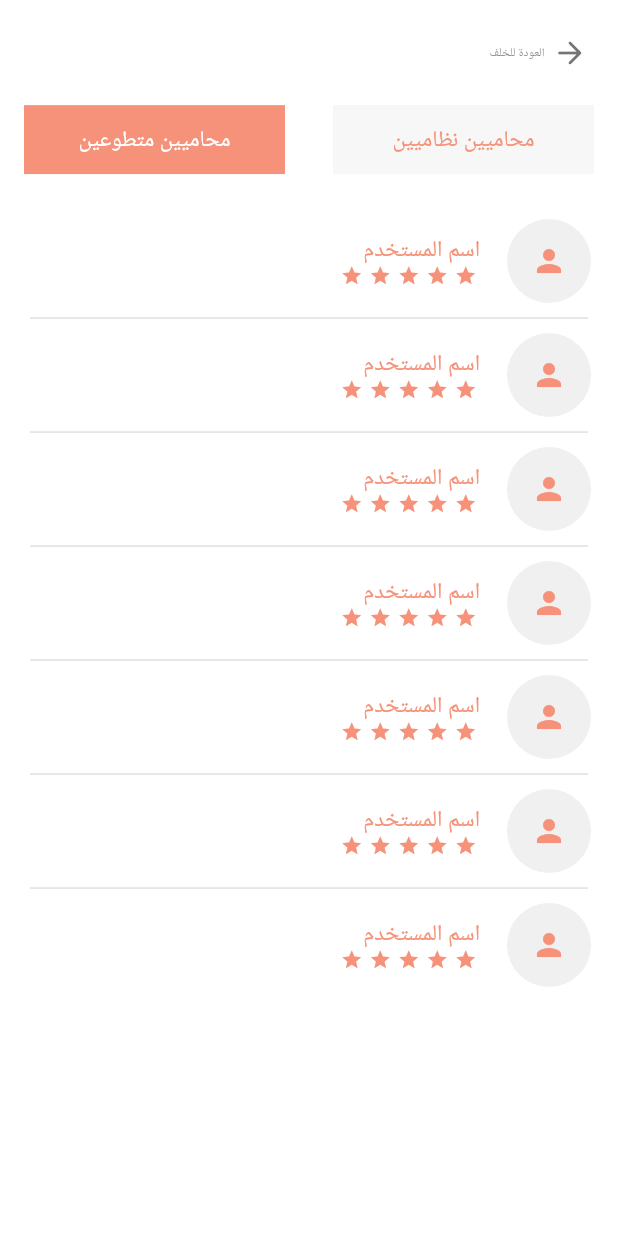
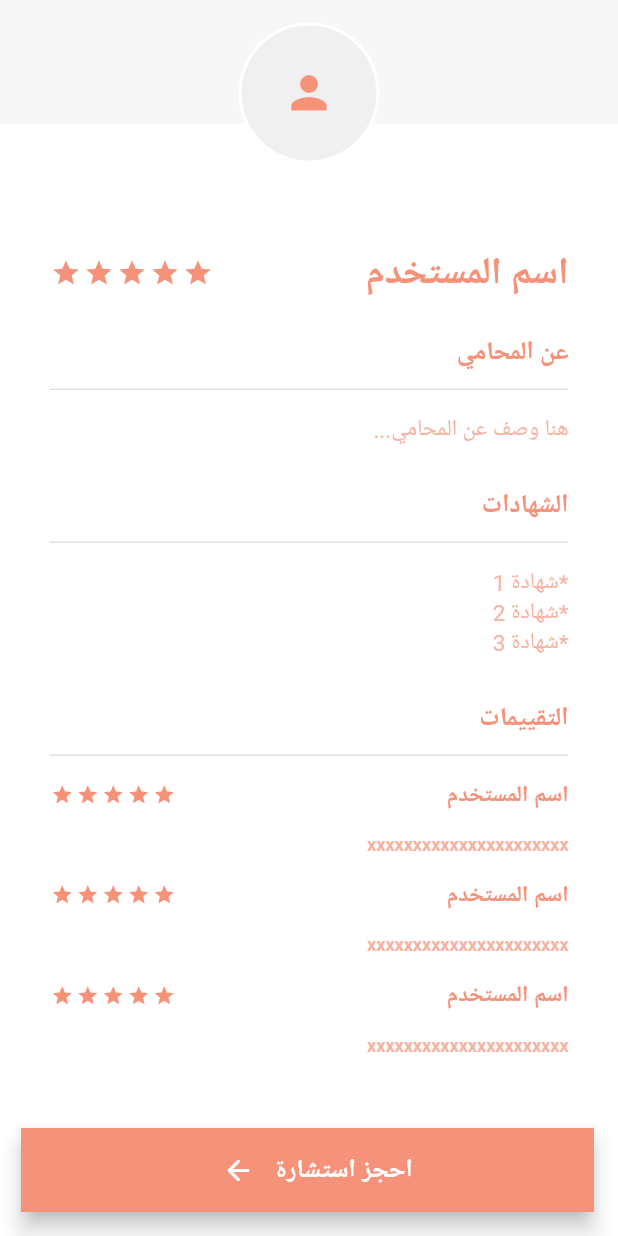
Before and after one commit to Hala-Sowery/Tawkeel-Front, a Flutter app: the screen it shows after launch, on a phone screen of 412 x 824 dp. Run offline on Flutter 3.47's test engine with Material 2 defaults, Android fonts, the phone set to English and light mode, and no system bars; drawn by our look-alikes of flutter_rating_bar; our stand-ins replace google_fonts.

```diff
--- a/lib/main.dart
+++ b/lib/main.dart
@@ -7,6 +7,7 @@ import 'package:tawkeel/signup-2.dart';
 import 'package:tawkeel/splash_screen.dart';
 import 'package:tawkeel/types_page.dart';
 import 'chat.dart';
+import 'layers_page.dart';
 
 void main() {
   runApp(
@@ -21,9 +22,7 @@ void main() {
           "chat" : (context) => const Chat(),
           "payment" : (context) => const Payment(),
           "profile" : (context) => const Profile(),
-
-          //"signIn": (context) => const Login(),
-          //"homeScreen": (context) => const homeScreen(),
+          "layers_page" : (context) => const LayersPage(),
         },
         debugShowCheckedModeBanner: false,
       ));
--- a/lib/profile.dart
+++ b/lib/profile.dart
@@ -1,27 +1,11 @@
 import 'package:flutter/material.dart';
+import 'package:flutter_rating_bar/flutter_rating_bar.dart';
 import 'package:google_fonts/google_fonts.dart';
-import 'package:flutter_rating_bar/flutter_rating_bar.dart';
 
-List<String> items = ["1", "2", "Third", "4"];
 Color orange = const Color.fromRGBO(246, 146, 121, 1);
+Color orangeO = const Color.fromRGBO(246, 146, 121, 0.7);
 Color white1 = const Color.fromRGBO(247, 247, 247, 1);
 Color white2 = const Color.fromRGBO(240, 240, 240, 1);
-
-_buildTab(
-    {required String text, required Color color, required TextStyle style}) {
-  return Container(
-    alignment: Alignment.center,
-    width: double.infinity,
-    decoration: ShapeDecoration(
-      shape: const RoundedRectangleBorder(),
-      color: color,
-    ),
-    child: Text(
-      text,
-      style: style,
-    ),
-  );
-}
 
 class Profile extends StatefulWidget {
   const Profile({Key? key}) : super(key: key);
@@ -31,149 +15,58 @@ class Profile extends StatefulWidget {
 }
 
 class _ProfileState extends State<Profile> with SingleTickerProviderStateMixin {
-  final List<Tab> myTabs = <Tab>[
-    Tab(text: 'LEFT'),
-    Tab(text: 'RIGHT'),
-  ];
-  late TabController _tabController;
-  int _activeIndex = 0;
-
   @override
-  void initState() {
-    super.initState();
-    _tabController = TabController(
-      vsync: this,
-      length: myTabs.length,
-    );
-  }
-
-  @override
-  void dispose() {
-    super.dispose();
-    _tabController.dispose();
-  }
-
   Widget build(BuildContext context) {
     double width = MediaQuery.of(context).size.width;
     double height = MediaQuery.of(context).size.height;
-    _tabController.addListener(() {
-      if (_tabController.indexIsChanging) {
-        setState(() {
-          _activeIndex = _tabController.index;
-        });
-      }
-    });
-    return MaterialApp(
-        debugShowCheckedModeBanner: false,
-        home: DefaultTabController(
-            length: 2,
-            child: Builder(builder: (context) {
     return Scaffold(
       backgroundColor: Colors.white,
-                  appBar: AppBar(
-                    actions: [
-                      Padding(
-                        padding:  EdgeInsets.only(right: 20),
-                        child: Row(children: [
-                          Padding(
-                            padding: EdgeInsets.only(right: 5),
-                            child: Text("العودة للخلف",style: GoogleFonts.ibmPlexSansArabic(color: Colors.black54,fontSize: 8,),),
-                          ),
-                          Icon(Icons.arrow_forward_rounded,color: Colors.black54,),
-                        ]),
-                      ),
-              ],
-                    toolbarHeight: width*0.17,
-                    backgroundColor: Colors.white,
-                    elevation: 0,
-                  ),
-                  body: NestedScrollView(
-                      headerSliverBuilder: (context, value) {
-                        return [
-                          SliverToBoxAdapter(
-                            child: TabBar(
-                                controller: _tabController,
-                                indicatorWeight: 0,
-                                unselectedLabelColor: orange,
-                                indicatorSize: TabBarIndicatorSize.tab,
-                                indicator: BoxDecoration(color: Colors.white),
-                                tabs: [
-                                  Tab(
-                                    child: Container(
-                                      width: width / 2,
-                                      child: Align(
-                                        child: _buildTab(
-                                            text: 'محاميين متطوعين',
-                                            color: _tabController.index == 0
-                                                ? orange
-                                                : white1,
-                                            style:
-                                                GoogleFonts.ibmPlexSansArabic(
-                                              fontSize: 15,
-                                            )),
-                                      ),
-                                    ),
-                                  ),
-                                  Tab(
-                                    child: Container(
-                                      width: width / 2,
-                                      child: Align(
-                                        child: _buildTab(
-                                            text: 'محاميين نظاميين',
-                                            color: _tabController.index == 1
-                                                ? orange
-                                                : white1,
-                                            style:
-                                                GoogleFonts.ibmPlexSansArabic(
-                                              fontSize: 15,
-                                            )),
-                                      ),
-                                    ),
-                                  ),
-                                ]),
-                          )
-                        ];
-                      },
-                      body: Container(
-                          child: _tabController.index == 0
-                              ? TabBarView(children: [
-                                  SingleChildScrollView(
+      body: SingleChildScrollView(
         child: Column(
           children: [
+            Stack(
+              alignment: Alignment.center,
+              clipBehavior: Clip.none,
+              children: [
+                Container(height: height * 0.10, color: white1),
+                Positioned(
+                  top: 15,
+                  child: CircleAvatar(
+                    radius: 47,
+                    backgroundColor: Colors.white,
+                    child: CircleAvatar(
+                        child: Icon(
+                          Icons.person,
+                          color: orange,
+                          size: 35,
+                        ),
+                        radius: 45,
+                        backgroundColor: white2),
+                  ),
+                )
+              ],
+            ),
+            Column(
+              crossAxisAlignment: CrossAxisAlignment.end,
+              children: [
                 SizedBox(
-                                          height: 30,
+                  height: height * 0.10,
                 ),
-                                        Container(
-                                          width: width,
-                                          height: height,
-                                          child: ListView.builder(
-                                            itemCount: 7,
-                                            itemBuilder: (context, index) {
-                                              return Column(
-                                                children : [
-                                                ListTile(
-                                                  trailing: CircleAvatar(
-                                                    child: Icon(Icons.person,color: orange,),
-                                                    radius: 30, backgroundColor: white2),
-                                                  title: Column(
-                                                    crossAxisAlignment:
-                                                        CrossAxisAlignment
-                                                            .end,
+                Padding(
+                  padding:
+                      EdgeInsets.only(right: width * 0.08, left: width * 0.08),
+                  child: Row(
+                    mainAxisAlignment: MainAxisAlignment.spaceBetween,
                     children: [
-                                                      Text("اسم المستخدم",
-                                                          style: GoogleFonts
-                                                              .ibmPlexSansArabic(
-                                                            color: orange,
-                                                            fontSize: 15,
-                                                          )),
                       RatingBar.builder(
-                                                    itemSize: 15,
+                        itemSize: 20,
                         initialRating: 5,
                         minRating: 1,
                         direction: Axis.horizontal,
                         allowHalfRating: true,
                         itemCount: 5,
-                                                    itemPadding: EdgeInsets.symmetric(horizontal: 2.0),
+                        itemPadding:
+                            const EdgeInsets.symmetric(horizontal: 1.0),
                         itemBuilder: (context, _) => Icon(
                           Icons.star,
                           color: orange,
@@ -182,29 +75,199 @@ class _ProfileState extends State<Profile> with SingleTickerProviderStateMixin {
                           print(rating);
                         },
                       ),
+                      Text("اسم المستخدم",
+                          style: GoogleFonts.ibmPlexSansArabic(
+                            fontWeight: FontWeight.bold,
+                            color: orange,
+                            fontSize: 25,
+                          )),
                     ],
                   ),
                 ),
-                                                  index<6?
                 Padding(
-                                                    padding:  EdgeInsets.only(right: 20,left: 20,bottom: 2,top: 2),
-                                                    child: Divider(thickness: 1,),
-                                                  )
-                                                      :
-                                                      SizedBox(height: 10,)
-                                              ]);
+                  padding: EdgeInsets.only(
+                      right: width * 0.08,
+                      left: width * 0.08,
+                      top: width * 0.06,
+                      bottom: 5),
+                  child: Text("عن المحامي",
+                      style: GoogleFonts.ibmPlexSansArabic(
+                        fontWeight: FontWeight.bold,
+                        color: orange,
+                        fontSize: 17,
+                      )),
+                ),
+                Padding(
+                  padding:
+                      EdgeInsets.only(right: width * 0.08, left: width * 0.08),
+                  child: Divider(
+                    thickness: 1,
+                  ),
+                ),
+                Padding(
+                  padding: EdgeInsets.only(
+                      right: width * 0.08,
+                      left: width * 0.08,
+                      top: width * 0.02,
+                      bottom: 5),
+                  child: Text("...هنا وصف عن المحامي",
+                      style: GoogleFonts.ibmPlexSansArabic(
+                        color: orangeO,
+                        fontSize: 15,
+                      )),
+                ),
+                Padding(
+                  padding: EdgeInsets.only(
+                      right: width * 0.08,
+                      left: width * 0.08,
+                      top: width * 0.06,
+                      bottom: 5),
+                  child: Text("الشهادات",
+                      style: GoogleFonts.ibmPlexSansArabic(
+                        fontWeight: FontWeight.bold,
+                        color: orange,
+                        fontSize: 17,
+                      )),
+                ),
+                Padding(
+                  padding:
+                      EdgeInsets.only(right: width * 0.08, left: width * 0.08),
+                  child: Divider(
+                    thickness: 1,
+                  ),
+                ),
+                Padding(
+                  padding: EdgeInsets.only(
+                      right: width * 0.08,
+                      left: width * 0.08,
+                      top: width * 0.02,
+                      bottom: 5),
+                  child: Column(children: [
+                    Text("شهادة 1*",
+                        style: GoogleFonts.ibmPlexSansArabic(
+                          color: orangeO,
+                          fontSize: 15,
+                        )),
+                    Text("شهادة 2*",
+                        style: GoogleFonts.ibmPlexSansArabic(
+                          color: orangeO,
+                          fontSize: 15,
+                        )),
+                    Text("شهادة 3*",
+                        style: GoogleFonts.ibmPlexSansArabic(
+                          color: orangeO,
+                          fontSize: 15,
+                        )),
+                  ]),
+                ),
+                Padding(
+                  padding: EdgeInsets.only(
+                      right: width * 0.08,
+                      left: width * 0.08,
+                      top: width * 0.06,
+                      bottom: 5),
+                  child: Text("التقييمات",
+                      style: GoogleFonts.ibmPlexSansArabic(
+                        fontWeight: FontWeight.bold,
+                        color: orange,
+                        fontSize: 17,
+                      )),
+                ),
+                Padding(
+                  padding:
+                      EdgeInsets.only(right: width * 0.08, left: width * 0.08),
+                  child: Divider(
+                    thickness: 1,
+                  ),
+                ),
+                Container(
+                  width: width,
+                  height: 900,
+                  child: ListView.builder(
+                      itemCount: 3,
+                      itemBuilder: (context, index) {
+                        return SingleChildScrollView(
+                          child: Padding(
+                            padding: EdgeInsets.only(
+                                top: height * 0.01, bottom: height * 0.01),
+                            child: Column(
+                              crossAxisAlignment: CrossAxisAlignment.end,
+                              children: [
+                                Padding(
+                                  padding: EdgeInsets.only(
+                                      right: width * 0.08, left: width * 0.08),
+                                  child: Row(
+                                    mainAxisAlignment:
+                                        MainAxisAlignment.spaceBetween,
+                                    children: [
+                                      RatingBar.builder(
+                                        itemSize: 15,
+                                        initialRating: 5,
+                                        minRating: 1,
+                                        direction: Axis.horizontal,
+                                        allowHalfRating: true,
+                                        itemCount: 5,
+                                        itemPadding: const EdgeInsets.symmetric(
+                                            horizontal: 1.0),
+                                        itemBuilder: (context, _) => Icon(
+                                          Icons.star,
+                                          color: orange,
+                                        ),
+                                        onRatingUpdate: (rating) {
+                                          print(rating);
                                         },
                                       ),
+                                      Text("اسم المستخدم",
+                                          style: GoogleFonts.ibmPlexSansArabic(
+                                            fontWeight: FontWeight.bold,
+                                            color: orange,
+                                            fontSize: 15,
+                                          )),
+                                    ],
+                                  ),
+                                ),
+                                Padding(
+                                  padding: EdgeInsets.only(
+                                      right: width * 0.08,
+                                      left: width * 0.08,
+                                      top: height * 0.02),
+                                  child: Text("xxxxxxxxxxxxxxxxxxxxxx",
+                                      style: GoogleFonts.ibmPlexSansArabic(
+                                        fontWeight: FontWeight.bold,
+                                        color: orangeO,
+                                        fontSize: 12,
+                                      )),
                                 ),
                               ],
                             ),
                           ),
-                                  Text("hi"),
-                                ])
-                              : TabBarView(children: [
-                                  Text("hey"),
-                                  Text("hey"),
-                                ]))));
-            })));
+                        );
+                      }),
+                ),
+              ],
+            ),
+          ],
+        ),
+      ),
+      floatingActionButton: Container(
+        width: width - 30,
+        child: FloatingActionButton(
+          backgroundColor: orange,
+          onPressed: () {},
+          child: Row(mainAxisAlignment: MainAxisAlignment.center,
+            children: [
+              IconButton(onPressed: (){}, icon: Icon(Icons.arrow_back_rounded,size: 22,)),
+              Text("احجز استشارة",style: GoogleFonts
+                .ibmPlexSansArabic(
+              fontWeight: FontWeight.bold,
+              color: Colors.white,
+              fontSize: 17,
+            )),
+          ]
+          ),
+          shape: RoundedRectangleBorder(),
+        ),
+      ),
+    );
   }
 }
```
Also changed, not shown: lib/layers_page.dart (added, +268 -0 lines). Lines whose indentation alone changed are shown as unchanged.
